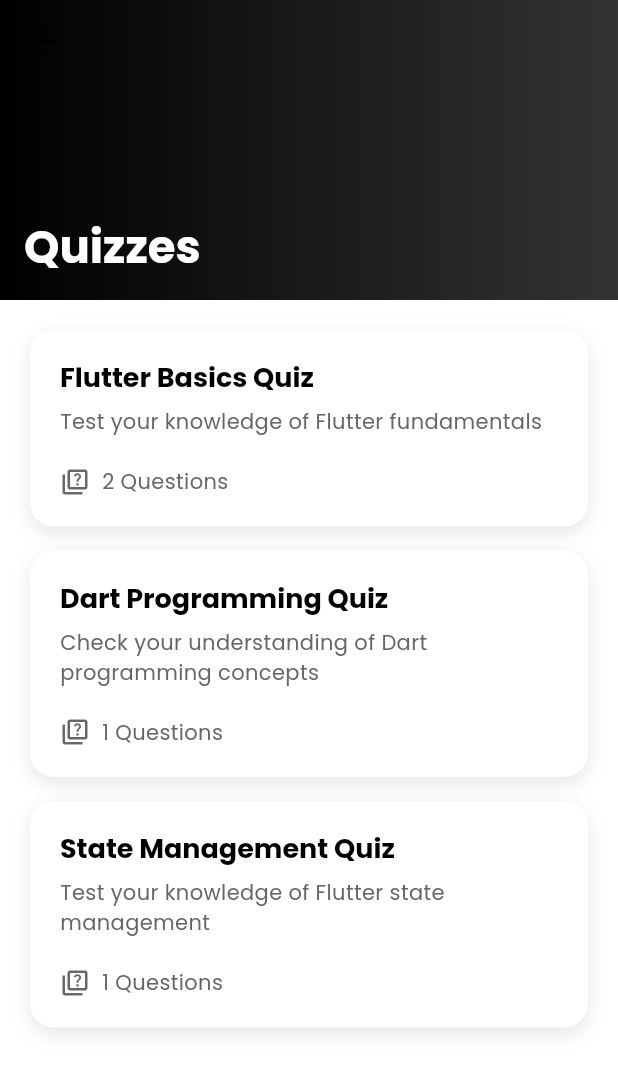
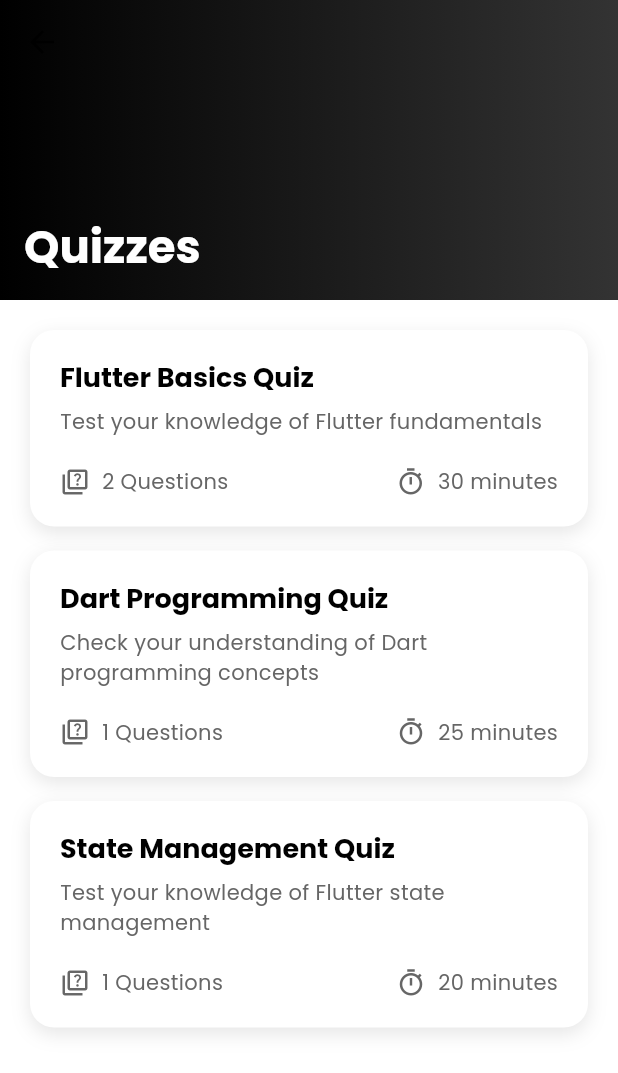
Before and after one commit to msbzz/E_LEARNING_APP, a Flutter app: the QuizListScreen screen opened by its route, on a phone screen of 412 x 824 dp. Shown: the top 1073 px of the screen. Run offline on Flutter 3.47's test engine with Material 3 defaults, Android fonts, the phone set to English and light mode, and no system bars; our stand-ins replace bloc, cached_network_image, equatable, flutter_bloc, get, get_storage and 3 more; accounts and stored records are empty.

Commit message:
Quiz List Screen part5

```diff
--- a/lib/views/quiz/quiz_list/widget/quiz_card.dart
+++ b/lib/views/quiz/quiz_list/widget/quiz_card.dart
@@ -59,11 +59,18 @@ class QuizCard extends StatelessWidget {
                 ),
                 const SizedBox(height: 20),
                 Row(
+                  mainAxisAlignment: MainAxisAlignment.spaceBetween,
                   children: [
                     _buildQuizStat(
                       theme,
                       Icons.quiz_outlined,
                       '$questionCount Questions',
+                    ),
+
+                    _buildQuizStat(
+                      theme,
+                      Icons.timer_outlined,
+                      '$timaLimit minutes',
                     ),
                   ],
                 ),
```
